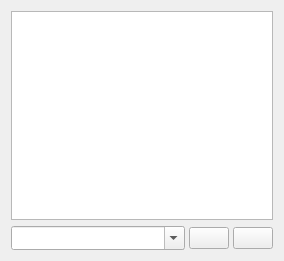
Above: View/ConsoleForm.ui from octronic-uk/Candle before the change. Below: the same form after it.
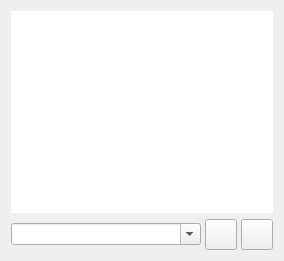
That is the form after the change. Icons and pictures are not drawn.

```diff
--- a/View/ConsoleForm.ui
+++ b/View/ConsoleForm.ui
@@ -22,10 +22,11 @@
        <height>1</height>
       </size>
      </property>
-     <property name="font">
-      <font>
-       <pointsize>9</pointsize>
-      </font>
+     <property name="frameShape">
+      <enum>QFrame::NoFrame</enum>
+     </property>
+     <property name="frameShadow">
+      <enum>QFrame::Plain</enum>
      </property>
      <property name="readOnly">
       <bool>true</bool>
@@ -45,11 +46,6 @@
          <verstretch>0</verstretch>
         </sizepolicy>
        </property>
-       <property name="styleSheet">
-        <string notr="true">padding-top: 3;
-padding-bottom: 3;
-padding-right: 8;</string>
-       </property>
        <property name="editable">
         <bool>true</bool>
        </property>
@@ -65,7 +61,7 @@
       </widget>
      </item>
      <item>
-      <widget class="QPushButton" name="cmdCommandSend">
+      <widget class="QToolButton" name="cmdCommandSend">
        <property name="sizePolicy">
         <sizepolicy hsizetype="Fixed" vsizetype="Fixed">
          <horstretch>0</horstretch>
@@ -100,7 +96,7 @@
       </widget>
      </item>
      <item>
-      <widget class="QPushButton" name="cmdClearConsole">
+      <widget class="QToolButton" name="cmdClearConsole">
        <property name="sizePolicy">
         <sizepolicy hsizetype="Fixed" vsizetype="Fixed">
          <horstretch>0</horstretch>
```
